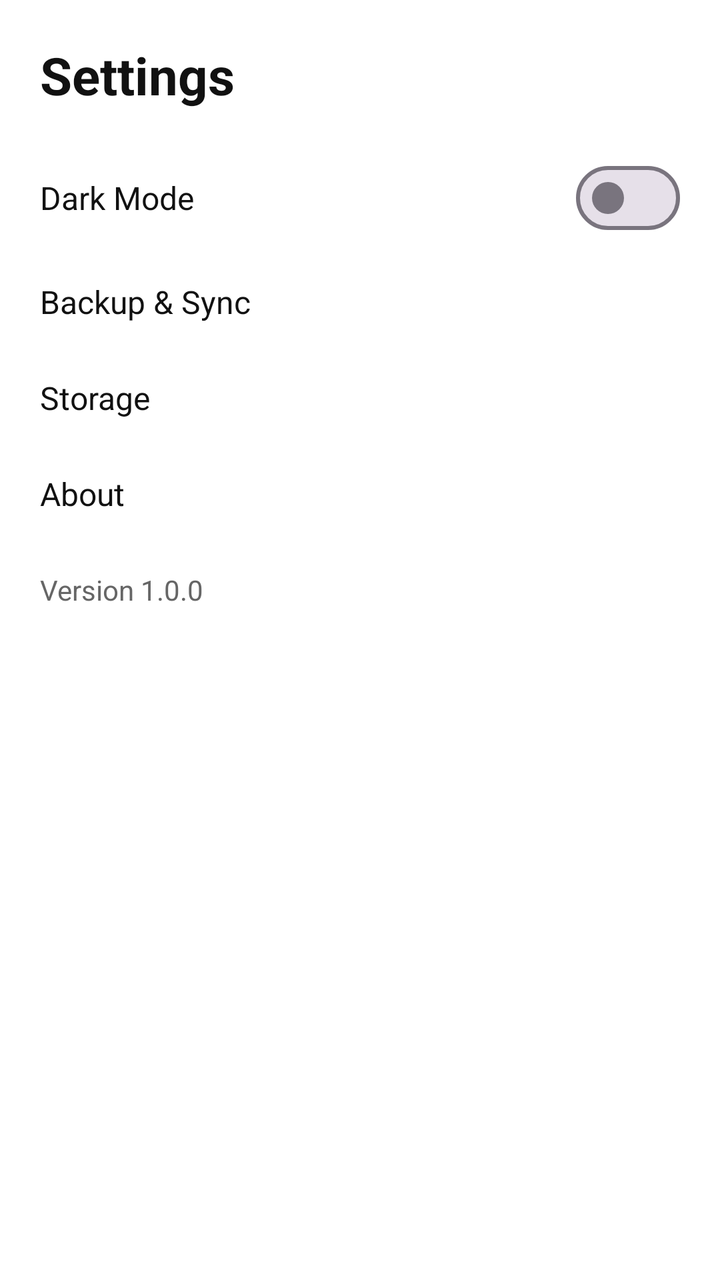
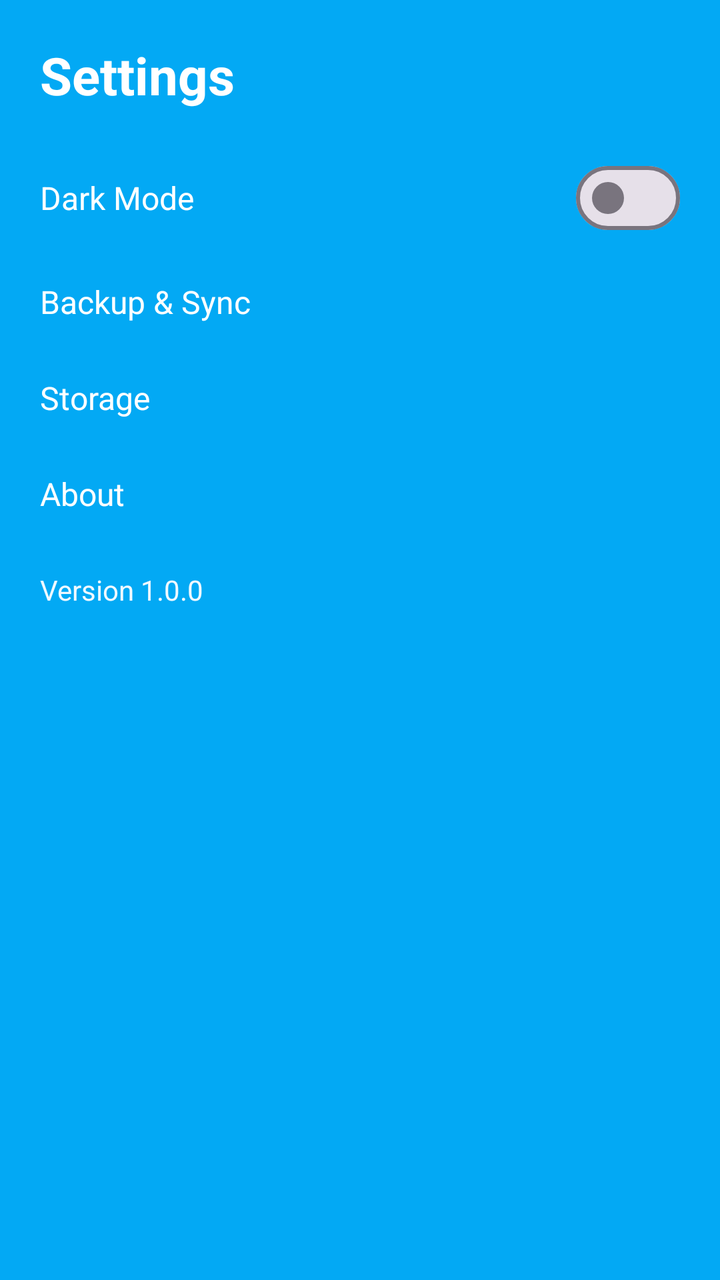

Screens rendered from an Android XML layout before and after an edit, with the pre-edit source and the edit as a unified diff.
<!-- AndroidManifest.xml: application theme Theme.Note2Snap -->
<!-- res/layout/fragment_settings.xml -->
<?xml version="1.0" encoding="utf-8"?>
<LinearLayout xmlns:android="http://schemas.android.com/apk/res/android"
    android:layout_width="match_parent"
    android:layout_height="match_parent"
    android:background="@color/background"
    android:orientation="vertical"
    android:padding="20dp">

    <TextView
        android:layout_width="wrap_content"
        android:layout_height="wrap_content"
        android:text="Settings"
        android:textColor="@color/text_main"
        android:textSize="26sp"
        android:textStyle="bold" />

    <RelativeLayout
        android:id="@+id/rlDarkMode"
        android:layout_width="match_parent"
        android:layout_height="56dp"
        android:layout_marginTop="16dp">

        <TextView
            android:layout_width="wrap_content"
            android:layout_height="wrap_content"
            android:layout_centerVertical="true"
            android:text="Dark Mode"
            android:textColor="@color/text_main"
            android:textSize="16sp" />

        <com.google.android.material.materialswitch.MaterialSwitch
            android:id="@+id/switchDarkMode"
            android:layout_width="wrap_content"
            android:layout_height="wrap_content"
            android:layout_alignParentEnd="true"
            android:layout_centerVertical="true" />
    </RelativeLayout>

    <TextView
        android:layout_width="match_parent"
        android:layout_height="48dp"
        android:gravity="center_vertical"
        android:text="Backup &amp; Sync"
        android:textColor="@color/text_main"
        android:textSize="16sp" />

    <TextView
        android:layout_width="match_parent"
        android:layout_height="48dp"
        android:gravity="center_vertical"
        android:text="Storage"
        android:textColor="@color/text_main"
        android:textSize="16sp" />

    <TextView
        android:layout_width="match_parent"
        android:layout_height="48dp"
        android:gravity="center_vertical"
        android:text="About"
        android:textColor="@color/text_main"
        android:textSize="16sp" />

    <TextView
        android:layout_width="match_parent"
        android:layout_height="48dp"
        android:gravity="center_vertical"
        android:text="Version 1.0.0"
        android:textColor="@color/text_sub"
        android:textSize="14sp" />
</LinearLayout>
<!-- resources referenced by this layout -->
<resources>
  <color name="background">#FFFFFF</color>
  <color name="text_main">#111111</color>
  <color name="text_sub">#666666</color>
  <style name="Theme.Note2Snap" parent="Theme.Material3.DayNight.NoActionBar">
          <item name="colorPrimary">@color/primary</item>
          <item name="colorSecondary">@color/secondary</item>
          <item name="android:windowBackground">@color/background</item>
          <item name="android:statusBarColor">@color/background</item>
      </style>
  <color name="primary">#AFC4F6</color>
  <color name="secondary">#FFF79A</color>
</resources>

<!-- the commit's change to res/layout/fragment_settings.xml (unified diff, before → after) -->
@@ -2,7 +2,7 @@
 <LinearLayout xmlns:android="http://schemas.android.com/apk/res/android"
     android:layout_width="match_parent"
     android:layout_height="match_parent"
-    android:background="@color/background"
+    android:background="#FF03A9F4"
     android:orientation="vertical"
     android:padding="20dp">
 
@@ -10,7 +10,7 @@
         android:layout_width="wrap_content"
         android:layout_height="wrap_content"
         android:text="Settings"
-        android:textColor="@color/text_main"
+        android:textColor="#FFFFFF"
         android:textSize="26sp"
         android:textStyle="bold" />
 
@@ -25,7 +25,7 @@
             android:layout_height="wrap_content"
             android:layout_centerVertical="true"
             android:text="Dark Mode"
-            android:textColor="@color/text_main"
+            android:textColor="#FFFFFF"
             android:textSize="16sp" />
 
         <com.google.android.material.materialswitch.MaterialSwitch
@@ -41,7 +41,7 @@
         android:layout_height="48dp"
         android:gravity="center_vertical"
         android:text="Backup &amp; Sync"
-        android:textColor="@color/text_main"
+        android:textColor="#FFFFFF"
         android:textSize="16sp" />
 
     <TextView
@@ -49,7 +49,7 @@
         android:layout_height="48dp"
         android:gravity="center_vertical"
         android:text="Storage"
-        android:textColor="@color/text_main"
+        android:textColor="#FFFFFF"
         android:textSize="16sp" />
 
     <TextView
@@ -57,7 +57,7 @@
         android:layout_height="48dp"
         android:gravity="center_vertical"
         android:text="About"
-        android:textColor="@color/text_main"
+        android:textColor="#FFFFFF"
         android:textSize="16sp" />
 
     <TextView
@@ -65,6 +65,6 @@
         android:layout_height="48dp"
         android:gravity="center_vertical"
         android:text="Version 1.0.0"
-        android:textColor="@color/text_sub"
+        android:textColor="#F0F9FF"
         android:textSize="14sp" />
 </LinearLayout>
<!-- resource entries referenced after the edit -->
@@ -1,8 +1,6 @@
 <!-- resources referenced by this layout -->
 <resources>
   <color name="background">#FFFFFF</color>
-  <color name="text_main">#111111</color>
-  <color name="text_sub">#666666</color>
   <style name="Theme.Note2Snap" parent="Theme.Material3.DayNight.NoActionBar">
           <item name="colorPrimary">@color/primary</item>
           <item name="colorSecondary">@color/secondary</item>
